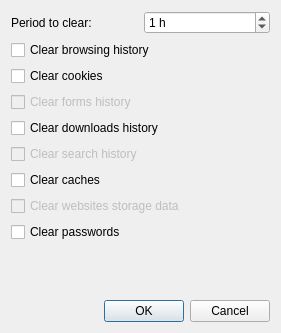
Before: the Qt Designer form src/ui/ClearHistoryDialog.ui in OtterBrowser/otter-browser, drawn with Qt 5.
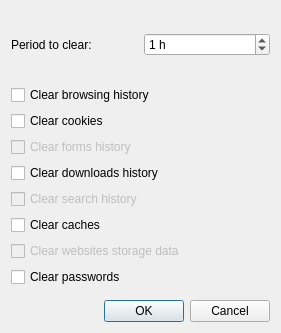
After: the same form once the commit is applied.

Commit message: Drop pointless property

What changed in the file:
```diff
--- a/src/ui/ClearHistoryDialog.ui
+++ b/src/ui/ClearHistoryDialog.ui
@@ -125,12 +125,6 @@
      <property name="orientation">
       <enum>Qt::Vertical</enum>
      </property>
-     <property name="sizeHint" stdset="0">
-      <size>
-       <width>0</width>
-       <height>0</height>
-      </size>
-     </property>
     </spacer>
    </item>
    <item>
```
